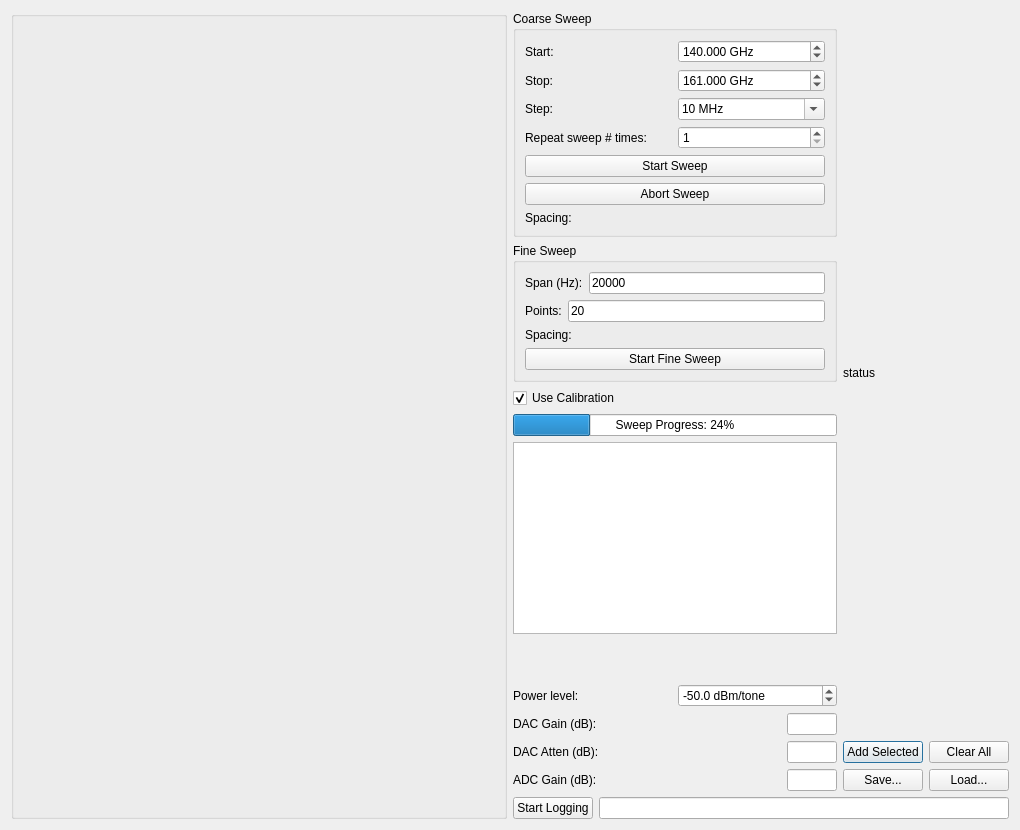
Above: gui/basic_sweep.ui from ColumbiaCMB/mmw-source before the change. Below: the same form after it.
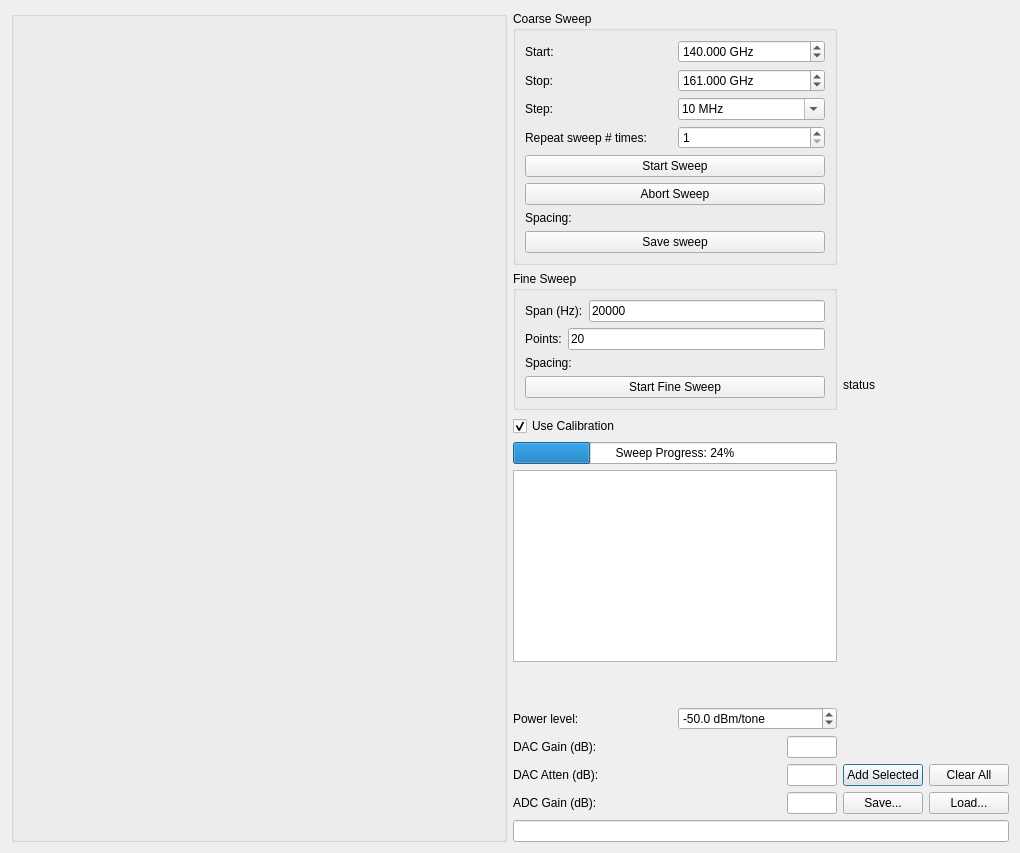
That is the form after the change.

Commit message: rearrange gui a bit

The edit to the form file:
```diff
--- a/gui/basic_sweep.ui
+++ b/gui/basic_sweep.ui
@@ -7,7 +7,7 @@
     <x>0</x>
     <y>0</y>
     <width>1020</width>
-    <height>830</height>
+    <height>853</height>
    </rect>
   </property>
   <property name="windowTitle">
@@ -219,6 +219,22 @@
                   </property>
                  </widget>
                 </item>
+                <item>
+                 <widget class="QPushButton" name="push_save">
+                  <property name="sizePolicy">
+                   <sizepolicy hsizetype="Minimum" vsizetype="Fixed">
+                    <horstretch>0</horstretch>
+                    <verstretch>0</verstretch>
+                   </sizepolicy>
+                  </property>
+                  <property name="text">
+                   <string>Save sweep</string>
+                  </property>
+                  <property name="autoDefault">
+                   <bool>false</bool>
+                  </property>
+                 </widget>
+                </item>
                </layout>
               </item>
              </layout>
@@ -525,22 +541,6 @@
      </item>
      <item>
       <layout class="QHBoxLayout" name="horizontalLayout_4">
-       <item>
-        <widget class="QPushButton" name="push_save">
-         <property name="sizePolicy">
-          <sizepolicy hsizetype="Minimum" vsizetype="Fixed">
-           <horstretch>0</horstretch>
-           <verstretch>0</verstretch>
-          </sizepolicy>
-         </property>
-         <property name="text">
-          <string>Start Logging</string>
-         </property>
-         <property name="autoDefault">
-          <bool>false</bool>
-         </property>
-        </widget>
-       </item>
        <item>
         <widget class="QLineEdit" name="line_filename">
          <property name="readOnly">
```
The commit also changes 3 other files.
